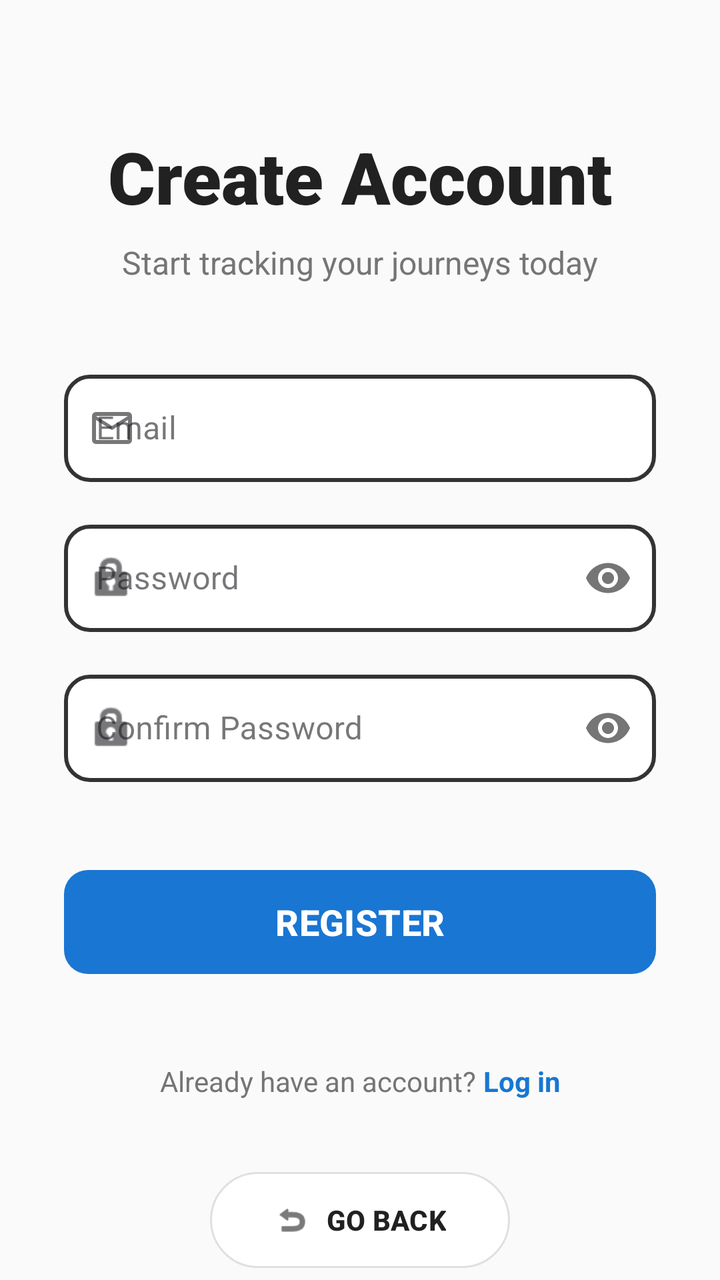
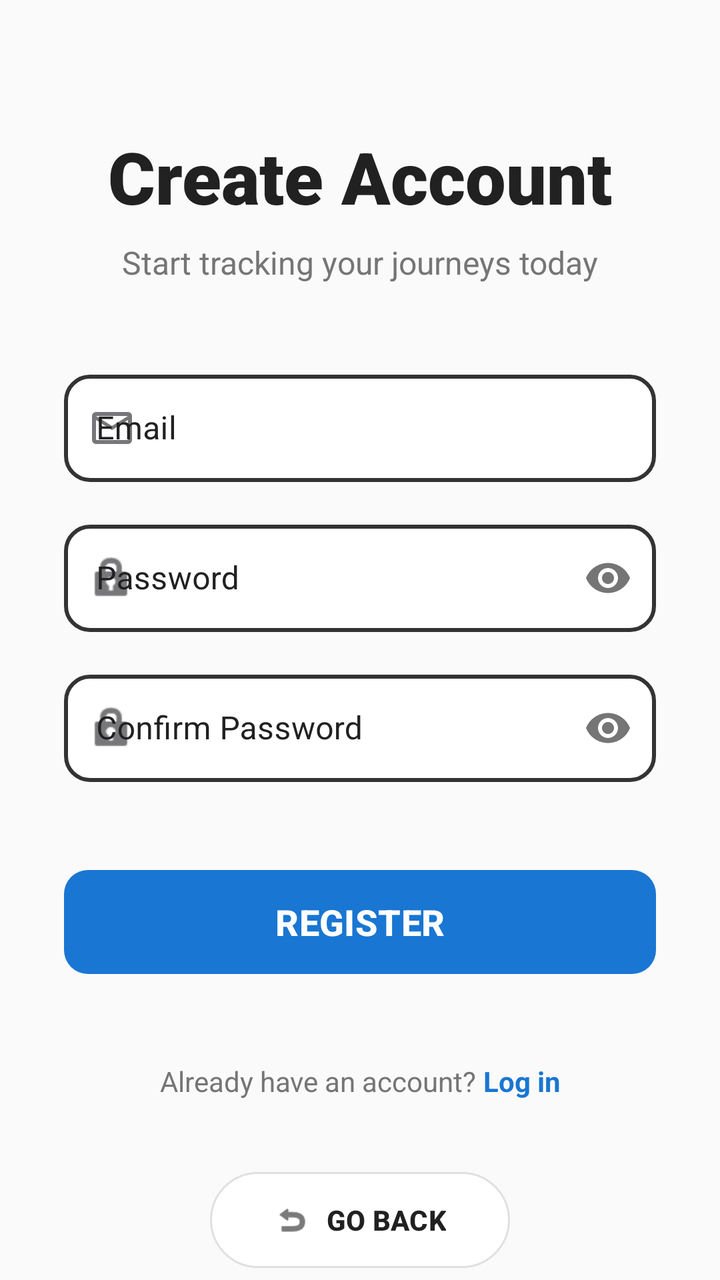

An Android layout rendered at two revisions. The XML below is the earlier revision; the diff shows what the commit changed to produce the second picture.
<!-- AndroidManifest.xml: application theme Theme.Wanderer -->
<!-- res/layout/activity_register.xml -->
<?xml version="1.0" encoding="utf-8"?>
<androidx.core.widget.NestedScrollView
    xmlns:android="http://schemas.android.com/apk/res/android"
    xmlns:app="http://schemas.android.com/apk/res-auto"
    xmlns:tools="http://schemas.android.com/tools"
    android:layout_width="match_parent"
    android:layout_height="match_parent"
    android:fillViewport="true"
    android:background="#FAFAFA"
    tools:context=".RegisterActivity">

    <androidx.constraintlayout.widget.ConstraintLayout
        android:layout_width="match_parent"
        android:layout_height="wrap_content"
        android:paddingBottom="32dp">

        
        <TextView
            android:id="@+id/tvRegisterTitle"
            android:layout_width="wrap_content"
            android:layout_height="wrap_content"
            android:layout_marginTop="64dp"
            android:fontFamily="sans-serif-black"
            android:text="Create Account"
            android:textColor="#212121"
            android:textSize="36sp"
            android:textStyle="bold"
            app:layout_constraintEnd_toEndOf="parent"
            app:layout_constraintStart_toStartOf="parent"
            app:layout_constraintTop_toTopOf="parent" />

        
        <TextView
            android:id="@+id/tvRegisterSubtitle"
            android:layout_width="wrap_content"
            android:layout_height="wrap_content"
            android:layout_marginTop="8dp"
            android:text="Start tracking your journeys today"
            android:textColor="#757575"
            android:textSize="16sp"
            app:layout_constraintEnd_toEndOf="parent"
            app:layout_constraintStart_toStartOf="parent"
            app:layout_constraintTop_toBottomOf="@id/tvRegisterTitle" />

        
        <com.google.android.material.textfield.TextInputLayout
            android:id="@+id/registerUsernameLayout"
            style="@style/Widget.MaterialComponents.TextInputLayout.OutlinedBox"
            android:layout_width="match_parent"
            android:layout_height="wrap_content"
            android:layout_marginHorizontal="32dp"
            android:layout_marginTop="40dp"
            android:hint="Email"
            app:boxCornerRadiusBottomEnd="12dp"
            app:boxCornerRadiusBottomStart="12dp"
            app:boxCornerRadiusTopEnd="12dp"
            app:boxCornerRadiusTopStart="12dp"
            app:startIconDrawable="@drawable/mail_icon"
            app:layout_constraintEnd_toEndOf="parent"
            app:layout_constraintStart_toStartOf="parent"
            app:layout_constraintTop_toBottomOf="@id/tvRegisterSubtitle">

            <com.google.android.material.textfield.TextInputEditText
                android:id="@+id/etRegisterUsername"
                android:layout_width="match_parent"
                android:layout_height="wrap_content"
                android:background="@drawable/custom_input_border"
                android:inputType="textEmailAddress"
                android:padding="16dp"
                android:textColor="#212121"
                android:textColorHint="#757575" />
        </com.google.android.material.textfield.TextInputLayout>

        
        <com.google.android.material.textfield.TextInputLayout
            android:id="@+id/registerPasswordLayout"
            style="@style/Widget.MaterialComponents.TextInputLayout.OutlinedBox"
            android:layout_width="match_parent"
            android:layout_height="wrap_content"
            android:layout_marginHorizontal="32dp"
            android:layout_marginTop="16dp"
            android:hint="Password"
            app:boxCornerRadiusBottomEnd="12dp"
            app:boxCornerRadiusBottomStart="12dp"
            app:boxCornerRadiusTopEnd="12dp"
            app:boxCornerRadiusTopStart="12dp"
            app:passwordToggleEnabled="true"
            app:startIconDrawable="@android:drawable/ic_lock_idle_lock"
            app:layout_constraintEnd_toEndOf="parent"
            app:layout_constraintStart_toStartOf="parent"
            app:layout_constraintTop_toBottomOf="@id/registerUsernameLayout">

            <com.google.android.material.textfield.TextInputEditText
                android:id="@+id/etRegisterPassword"
                android:layout_width="match_parent"
                android:layout_height="wrap_content"
                android:background="@drawable/custom_input_border"
                android:inputType="textPassword"
                android:padding="16dp"
                android:textColor="#212121"
                android:textColorHint="#757575" />
        </com.google.android.material.textfield.TextInputLayout>

        
        <com.google.android.material.textfield.TextInputLayout
            android:id="@+id/confirmPasswordLayout"
            style="@style/Widget.MaterialComponents.TextInputLayout.OutlinedBox"
            android:layout_width="match_parent"
            android:layout_height="wrap_content"
            android:layout_marginHorizontal="32dp"
            android:layout_marginTop="16dp"
            android:hint="Confirm Password"
            app:boxCornerRadiusBottomEnd="12dp"
            app:boxCornerRadiusBottomStart="12dp"
            app:boxCornerRadiusTopEnd="12dp"
            app:boxCornerRadiusTopStart="12dp"
            app:passwordToggleEnabled="true"
            app:startIconDrawable="@android:drawable/ic_lock_idle_lock"
            app:layout_constraintEnd_toEndOf="parent"
            app:layout_constraintStart_toStartOf="parent"
            app:layout_constraintTop_toBottomOf="@id/registerPasswordLayout">

            <com.google.android.material.textfield.TextInputEditText
                android:id="@+id/etConfirmPassword"
                android:layout_width="match_parent"
                android:layout_height="wrap_content"
                android:background="@drawable/custom_input_border"
                android:inputType="textPassword"
                android:padding="16dp"
                android:textColor="#212121"
                android:textColorHint="#757575" />
        </com.google.android.material.textfield.TextInputLayout>

        
        <com.google.android.material.button.MaterialButton
            android:id="@+id/btnRegisterSubmit"
            android:layout_width="match_parent"
            android:layout_height="60dp"
            android:layout_marginHorizontal="32dp"
            android:layout_marginTop="40dp"
            android:text="REGISTER"
            android:textSize="18sp"
            android:textStyle="bold"
            app:backgroundTint="#1976D2"
            app:cornerRadius="12dp"
            app:layout_constraintEnd_toEndOf="parent"
            app:layout_constraintStart_toStartOf="parent"
            app:layout_constraintTop_toBottomOf="@id/confirmPasswordLayout" />

        
        <LinearLayout
            android:id="@+id/layoutLoginLink"
            android:layout_width="wrap_content"
            android:layout_height="wrap_content"
            android:layout_marginTop="40dp"
            android:layout_marginBottom="32dp"
            android:orientation="horizontal"
            app:layout_constraintBottom_toTopOf="@id/btnBack"
            app:layout_constraintEnd_toEndOf="parent"
            app:layout_constraintStart_toStartOf="parent"
            app:layout_constraintTop_toBottomOf="@id/btnRegisterSubmit"
            app:layout_constraintVertical_bias="1.0">

            <TextView
                android:layout_width="wrap_content"
                android:layout_height="wrap_content"
                android:text="Already have an account? "
                android:textColor="#757575" />

            <TextView
                android:id="@+id/tvLoginLink"
                android:layout_width="wrap_content"
                android:layout_height="wrap_content"
                android:text="Log in"
                android:textColor="#1976D2"
                android:textStyle="bold" />
        </LinearLayout>

        
        <com.google.android.material.button.MaterialButton
            android:id="@+id/btnBack"
            android:layout_width="wrap_content"
            android:layout_height="56dp"
            android:paddingHorizontal="32dp"
            android:text="GO BACK"
            android:textColor="#212121"
            android:textStyle="bold"
            app:backgroundTint="#FFFFFF"
            app:cornerRadius="28dp"
            app:elevation="8dp"
            app:icon="@android:drawable/ic_menu_revert"
            app:iconTint="#212121"
            app:strokeColor="#E0E0E0"
            app:strokeWidth="1dp"
            app:layout_constraintBottom_toBottomOf="parent"
            app:layout_constraintEnd_toEndOf="parent"
            app:layout_constraintStart_toStartOf="parent" />

    </androidx.constraintlayout.widget.ConstraintLayout>
</androidx.core.widget.NestedScrollView>
<!-- resources referenced by this layout -->
<resources>
  <!-- drawable custom_input_border (drawable) -->
  <?xml version="1.0" encoding="utf-8"?>
  <shape xmlns:android="http://schemas.android.com/apk/res/android" android:shape="rectangle">
  
      
      <solid android:color="#FFFFFF" />
  
      
      <stroke
          android:width="2dp"
          android:color="#333333" />
  
      
      <corners android:radius="12dp" />
  
      
      <padding
          android:left="16dp"
          android:top="12dp"
          android:right="16dp"
          android:bottom="12dp" />
  
  </shape>
  <!-- drawable mail_icon (drawable) -->
  <vector xmlns:android="http://schemas.android.com/apk/res/android"
      android:width="24dp"
      android:height="24dp"
      android:viewportWidth="960"
      android:viewportHeight="960">
    <path
        android:pathData="M160,800q-33,0 -56.5,-23.5T80,720v-480q0,-33 23.5,-56.5T160,160h640q33,0 56.5,23.5T880,240v480q0,33 -23.5,56.5T800,800L160,800ZM480,520L160,320v400h640v-400L480,520ZM480,440 L800,240L160,240l320,200ZM160,320v-80,480 -400Z"
        android:fillColor="#e3e3e3"/>
  </vector>
  <style name="Theme.Wanderer" parent="Base.Theme.Wanderer" />
  <style name="Base.Theme.Wanderer" parent="Theme.Material3.DayNight.NoActionBar">
          
          
      </style>
</resources>

<!-- the commit's change to res/layout/activity_register.xml (unified diff, before → after) -->
@@ -51,6 +51,7 @@
             android:layout_marginHorizontal="32dp"
             android:layout_marginTop="40dp"
             android:hint="Email"
+            android:textColorHint="#212121"
             app:boxCornerRadiusBottomEnd="12dp"
             app:boxCornerRadiusBottomStart="12dp"
             app:boxCornerRadiusTopEnd="12dp"
@@ -68,7 +69,7 @@
                 android:inputType="textEmailAddress"
                 android:padding="16dp"
                 android:textColor="#212121"
-                android:textColorHint="#757575" />
+                android:textColorHint="#212121" />
         </com.google.android.material.textfield.TextInputLayout>
 
         
@@ -80,6 +81,7 @@
             android:layout_marginHorizontal="32dp"
             android:layout_marginTop="16dp"
             android:hint="Password"
+            android:textColorHint="#212121"
             app:boxCornerRadiusBottomEnd="12dp"
             app:boxCornerRadiusBottomStart="12dp"
             app:boxCornerRadiusTopEnd="12dp"
@@ -98,7 +100,7 @@
                 android:inputType="textPassword"
                 android:padding="16dp"
                 android:textColor="#212121"
-                android:textColorHint="#757575" />
+                android:textColorHint="#212121" />
         </com.google.android.material.textfield.TextInputLayout>
 
         
@@ -110,6 +112,7 @@
             android:layout_marginHorizontal="32dp"
             android:layout_marginTop="16dp"
             android:hint="Confirm Password"
+            android:textColorHint="#212121"
             app:boxCornerRadiusBottomEnd="12dp"
             app:boxCornerRadiusBottomStart="12dp"
             app:boxCornerRadiusTopEnd="12dp"
@@ -128,7 +131,7 @@
                 android:inputType="textPassword"
                 android:padding="16dp"
                 android:textColor="#212121"
-                android:textColorHint="#757575" />
+                android:textColorHint="#212121" />
         </com.google.android.material.textfield.TextInputLayout>
 
         
@@ -139,6 +142,7 @@
             android:layout_marginHorizontal="32dp"
             android:layout_marginTop="40dp"
             android:text="REGISTER"
+            android:textColor="#FFFF"
             android:textSize="18sp"
             android:textStyle="bold"
             app:backgroundTint="#1976D2"
